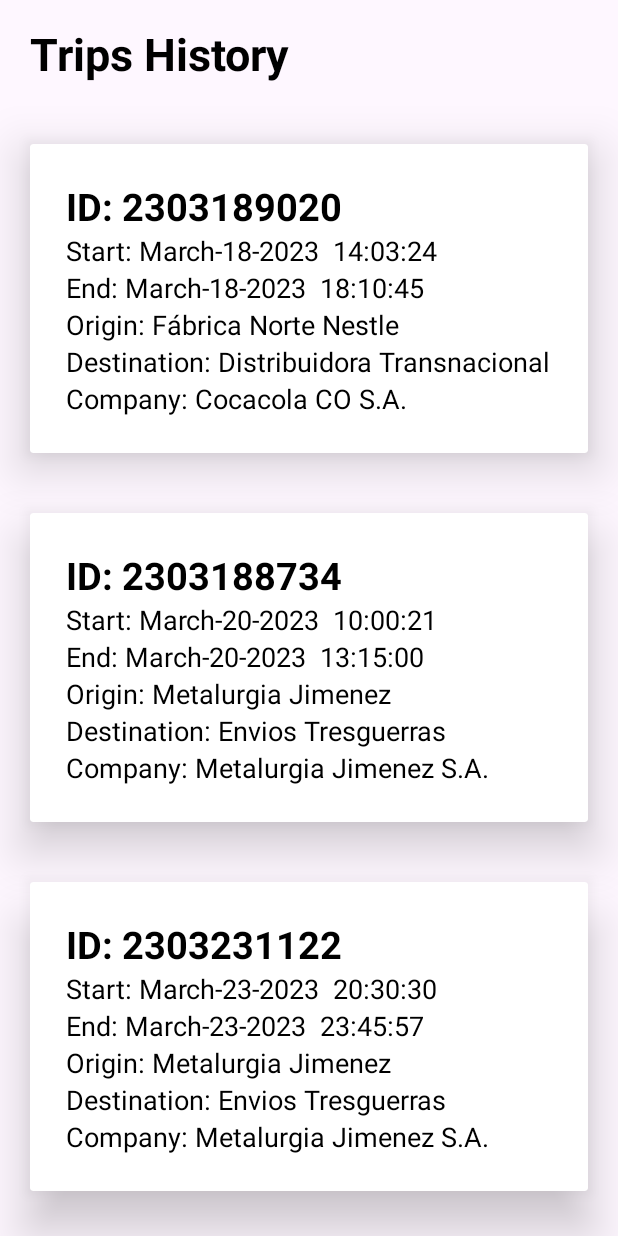
After one commit to isamgalindo/MiCamion2, an Android app: the layout activity_driver_triphistory.xml on its own in the app's theme, with its tools: preview values and no code run, on a phone screen of 412 x 824 dp. The commit adds this screen. Run offline under Robolectric (Android 15) with nearby library versions, the phone set to English and light mode, and no system bars.

Commit message:
Drivers trip history views

```diff
--- /dev/null
+++ b/app/src/main/res/layout/activity_driver_triphistory.xml
@@ -0,0 +1,285 @@
+<?xml version="1.0" encoding="utf-8"?>
+<androidx.constraintlayout.widget.ConstraintLayout xmlns:android="http://schemas.android.com/apk/res/android"
+    xmlns:app="http://schemas.android.com/apk/res-auto"
+    xmlns:tools="http://schemas.android.com/tools"
+    android:layout_width="match_parent"
+    android:layout_height="match_parent">
+
+    <LinearLayout
+        android:layout_width="match_parent"
+        android:layout_height="match_parent"
+        android:orientation="vertical"
+        tools:context=".ServicesCompanyPersona">
+
+
+        <TextView
+            android:id="@+id/tripshistory"
+            android:layout_width="match_parent"
+            android:layout_height="wrap_content"
+            android:paddingStart="20dp"
+            android:paddingTop="15dp"
+            android:paddingEnd="16dp"
+            android:paddingBottom="20dp"
+            android:text="Trips History"
+            android:textColor="@color/black"
+            android:textSize="30sp"
+            android:textStyle="bold" />
+
+
+        <androidx.cardview.widget.CardView
+            android:layout_width="match_parent"
+            android:layout_height="wrap_content"
+            android:layout_margin="20dp"
+            app:cardElevation="20dp"
+
+            >
+
+            <LinearLayout
+                android:layout_width="match_parent"
+                android:layout_height="match_parent"
+                android:layout_gravity="center_horizontal"
+                android:orientation="vertical"
+                android:padding="24dp">
+
+                <TextView
+                    android:id="@+id/tripid"
+                    android:layout_width="match_parent"
+                    android:layout_height="wrap_content"
+                    android:text="ID: 2303189020"
+                    android:textColor="@color/black"
+                    android:textSize="25sp"
+                    android:textStyle="bold"
+
+                    />
+
+                <TextView
+                    android:id="@+id/startdate"
+                    android:layout_width="match_parent"
+                    android:layout_height="wrap_content"
+                    android:text="Start: March-18-2023  14:03:24"
+                    android:textColor="@color/black"
+                    android:textSize="18sp"
+                    android:textStyle="normal"
+
+                    />
+
+                <TextView
+                    android:id="@+id/enddate"
+                    android:layout_width="match_parent"
+                    android:layout_height="wrap_content"
+                    android:text="End: March-18-2023  18:10:45"
+                    android:textColor="@color/black"
+                    android:textSize="18sp"
+                    android:textStyle="normal"
+
+                    />
+
+                <TextView
+                    android:id="@+id/origin"
+                    android:layout_width="match_parent"
+                    android:layout_height="wrap_content"
+                    android:text="Origin: Fábrica Norte Nestle"
+                    android:textColor="@color/black"
+                    android:textSize="18sp"
+                    android:textStyle="normal"
+
+                    />
+
+                <TextView
+                    android:id="@+id/destination"
+                    android:layout_width="match_parent"
+                    android:layout_height="wrap_content"
+                    android:text="Destination: Distribuidora Transnacional"
+                    android:textColor="@color/black"
+                    android:textSize="18sp"
+                    android:textStyle="normal"
+
+                    />
+
+                <TextView
+                    android:id="@+id/company"
+                    android:layout_width="match_parent"
+                    android:layout_height="wrap_content"
+                    android:text="Company: Cocacola CO S.A."
+                    android:textColor="@color/black"
+                    android:textSize="18sp"
+                    android:textStyle="normal"
+
+                    />
+
+            </LinearLayout>
+
+        </androidx.cardview.widget.CardView>
+
+        <androidx.cardview.widget.CardView
+            android:layout_width="match_parent"
+            android:layout_height="wrap_content"
+            android:layout_margin="20dp"
+            app:cardElevation="20dp"
+
+            >
+
+            <LinearLayout
+                android:layout_width="match_parent"
+                android:layout_height="wrap_content"
+                android:layout_gravity="center_horizontal"
+                android:orientation="vertical"
+                android:padding="24dp">
+
+                <TextView
+                    android:id="@+id/tripid"
+                    android:layout_width="match_parent"
+                    android:layout_height="wrap_content"
+                    android:text="ID: 2303188734"
+                    android:textColor="@color/black"
+                    android:textSize="25sp"
+                    android:textStyle="bold"
+
+                    />
+
+                <TextView
+                    android:id="@+id/startdate"
+                    android:layout_width="match_parent"
+                    android:layout_height="wrap_content"
+                    android:text="Start: March-20-2023  10:00:21"
+                    android:textColor="@color/black"
+                    android:textSize="18sp"
+                    android:textStyle="normal"
+
+                    />
+
+                <TextView
+                    android:id="@+id/enddate"
+                    android:layout_width="match_parent"
+                    android:layout_height="wrap_content"
+                    android:text="End: March-20-2023  13:15:00"
+                    android:textColor="@color/black"
+                    android:textSize="18sp"
+                    android:textStyle="normal"
+
+                    />
+
+                <TextView
+                    android:id="@+id/origin"
+                    android:layout_width="match_parent"
+                    android:layout_height="wrap_content"
+                    android:text="Origin: Metalurgia Jimenez"
+                    android:textColor="@color/black"
+                    android:textSize="18sp"
+                    android:textStyle="normal"
+
+                    />
+
+                <TextView
+                    android:id="@+id/destination"
+                    android:layout_width="match_parent"
+                    android:layout_height="wrap_content"
+                    android:text="Destination: Envios Tresguerras"
+                    android:textColor="@color/black"
+                    android:textSize="18sp"
+                    android:textStyle="normal"
+
+                    />
+
+                <TextView
+                    android:id="@+id/company"
+                    android:layout_width="match_parent"
+                    android:layout_height="wrap_content"
+                    android:text="Company: Metalurgia Jimenez S.A."
+                    android:textColor="@color/black"
+                    android:textSize="18sp"
+                    android:textStyle="normal"
+
+                    />
+
+            </LinearLayout>
+
+        </androidx.cardview.widget.CardView>
+
+        <androidx.cardview.widget.CardView
+            android:layout_width="match_parent"
+            android:layout_height="wrap_content"
+            android:layout_margin="20dp"
+            app:cardElevation="20dp"
+
+            >
+
+            <LinearLayout
+                android:layout_width="match_parent"
+                android:layout_height="wrap_content"
+                android:layout_gravity="center_horizontal"
+                android:orientation="vertical"
+                android:padding="24dp">
+
+                <TextView
+                    android:id="@+id/tripid"
+                    android:layout_width="match_parent"
+                    android:layout_height="wrap_content"
+                    android:text="ID: 2303231122"
+                    android:textColor="@color/black"
+                    android:textSize="25sp"
+                    android:textStyle="bold"
+
+                    />
+
+                <TextView
+                    android:id="@+id/startdate"
+                    android:layout_width="match_parent"
+                    android:layout_height="wrap_content"
+                    android:text="Start: March-23-2023  20:30:30"
+                    android:textColor="@color/black"
+                    android:textSize="18sp"
+                    android:textStyle="normal"
+
+                    />
+
+                <TextView
+                    android:id="@+id/enddate"
+                    android:layout_width="match_parent"
+                    android:layout_height="wrap_content"
+                    android:text="End: March-23-2023  23:45:57"
+                    android:textColor="@color/black"
+                    android:textSize="18sp"
+                    android:textStyle="normal"
+
+                    />
+
+                <TextView
+                    android:id="@+id/origin"
+                    android:layout_width="match_parent"
+                    android:layout_height="wrap_content"
+                    android:text="Origin: Metalurgia Jimenez"
+                    android:textColor="@color/black"
+                    android:textSize="18sp"
+                    android:textStyle="normal"
+
+                    />
+
+                <TextView
+                    android:id="@+id/destination"
+                    android:layout_width="match_parent"
+                    android:layout_height="wrap_content"
+                    android:text="Destination: Envios Tresguerras"
+                    android:textColor="@color/black"
+                    android:textSize="18sp"
+                    android:textStyle="normal"
+
+                    />
+
+                <TextView
+                    android:id="@+id/company"
+                    android:layout_width="match_parent"
+                    android:layout_height="wrap_content"
+                    android:text="Company: Metalurgia Jimenez S.A."
+                    android:textColor="@color/black"
+                    android:textSize="18sp"
+                    android:textStyle="normal"
+
+                    />
+
+            </LinearLayout>
+
+        </androidx.cardview.widget.CardView>
+
+    </LinearLayout>
+</androidx.constraintlayout.widget.ConstraintLayout>
--- a/app/src/main/res/layout/activity_driver_truck.xml
+++ b/app/src/main/res/layout/activity_driver_truck.xml
@@ -15,7 +15,7 @@
 
 
         <TextView
-            android:id="@+id/welcomeText"
+            android:id="@+id/tripshistory"
             android:layout_width="match_parent"
             android:layout_height="wrap_content"
             android:paddingStart="20dp"
@@ -44,7 +44,7 @@
                 android:padding="24dp">
 
                 <TextView
-                    android:id="@+id/send"
+                    android:id="@+id/tripid"
                     android:layout_width="match_parent"
                     android:layout_height="wrap_content"
                     android:text="ABS342"
@@ -55,7 +55,7 @@
                     />
 
                 <TextView
-                    android:id="@+id/descriptionSend"
+                    android:id="@+id/startdate"
                     android:layout_width="match_parent"
                     android:layout_height="wrap_content"
                     android:text="Brand: Volskwagen"
@@ -66,7 +66,7 @@
                     />
 
                 <TextView
-                    android:id="@+id/descriptionSend2"
+                    android:id="@+id/model"
                     android:layout_width="match_parent"
                     android:layout_height="wrap_content"
                     android:text="Model: Delivery 9.170"
@@ -101,4 +101,11 @@
         </androidx.cardview.widget.CardView>
 
     </LinearLayout>
+
+    <androidx.constraintlayout.widget.Guideline
+        android:id="@+id/guideline"
+        android:layout_width="wrap_content"
+        android:layout_height="wrap_content"
+        android:orientation="vertical"
+        app:layout_constraintGuide_begin="20dp" />
 </androidx.constraintlayout.widget.ConstraintLayout>
--- a/app/src/main/res/layout/activity_services_company_persona.xml
+++ b/app/src/main/res/layout/activity_services_company_persona.xml
@@ -9,7 +9,7 @@
 
 
     <TextView
-        android:id="@+id/welcomeText"
+        android:id="@+id/tripshistory"
         android:layout_width="match_parent"
         android:layout_height="wrap_content"
         android:text="Welcome!"
@@ -41,7 +41,7 @@
                 android:layout_width="match_parent"
                 android:layout_height="wrap_content"
                 android:text="Send"
-                android:id="@+id/send"
+                android:id="@+id/tripid"
                 android:textColor="@color/black"
                 android:textSize="25sp"
                 android:textStyle="bold"
@@ -51,7 +51,7 @@
                 android:layout_width="match_parent"
                 android:layout_height="wrap_content"
                 android:text="Have a truck deliver a load"
-                android:id="@+id/descriptionSend"
+                android:id="@+id/startdate"
                 android:textColor="@color/black"
                 android:textSize="18sp"
                 android:textStyle="normal"
```
